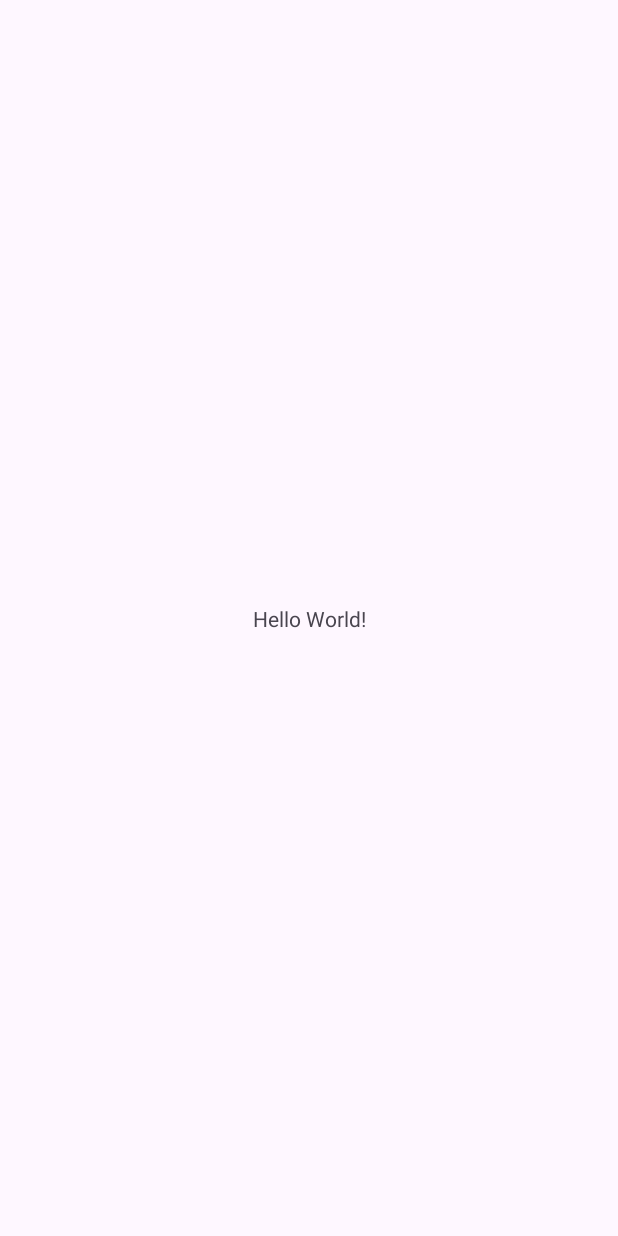
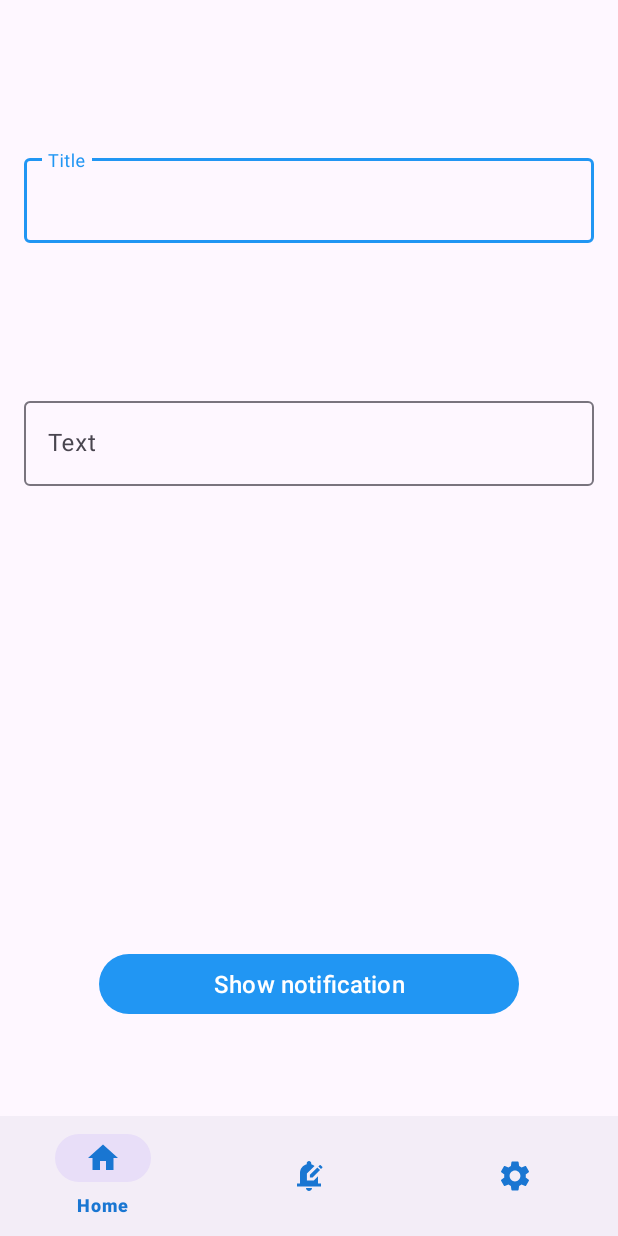
Before and after one commit to EgorCharntsev/Android, an Android app: the screen it shows after launch (MainActivity), on a phone screen of 412 x 824 dp. Before the commit the screen is almost empty. Run offline under Robolectric (Android 15) with nearby library versions, the light colour scheme and no system bars; our stand-ins replace navigation-ui.

Commit message:
add bnv and all fragments

```diff
--- a/app/src/main/java/com/itis/homework/MainActivity.kt
+++ b/app/src/main/java/com/itis/homework/MainActivity.kt
@@ -2,10 +2,57 @@ package com.itis.homework
 
 import androidx.appcompat.app.AppCompatActivity
 import android.os.Bundle
+import androidx.fragment.app.Fragment
+import androidx.navigation.fragment.NavHostFragment
+import androidx.navigation.ui.NavigationUI
+import androidx.navigation.ui.setupWithNavController
+import com.google.android.material.bottomnavigation.BottomNavigationView
+import com.itis.homework.databinding.ActivityMainBinding
+import com.itis.homework.ui.CoroutineFragment
+import com.itis.homework.ui.NotificationFragment
+import com.itis.homework.ui.StartFragment
 
 class MainActivity : AppCompatActivity() {
+
+    private val fragmentContainerId: Int = R.id.activity_main_container
+    private var _viewBinding : ActivityMainBinding? = null
+    private val viewBinding : ActivityMainBinding get() = _viewBinding!!
+
+    private fun goToScreen(
+        fragment : Fragment,
+        fragmentKey : String,
+    ) {
+        supportFragmentManager.beginTransaction()
+            .replace(
+                fragmentContainerId,
+                fragment,
+                fragmentKey,
+        ).commit()
+    }
+
     override fun onCreate(savedInstanceState: Bundle?) {
         super.onCreate(savedInstanceState)
-        setContentView(R.layout.activity_main)
+        _viewBinding = ActivityMainBinding.inflate(layoutInflater)
+        val newBinding = viewBinding.root
+        setContentView(newBinding)
+
+        initBottomNavigationView()
+
     }
+
+    private fun initBottomNavigationView() {
+        var controller = (supportFragmentManager.findFragmentById(R.id.activity_main_container) as NavHostFragment)
+            .navController
+
+        findViewById<BottomNavigationView>(R.id.bnv_main).apply {
+            setupWithNavController(controller)
+        }
+
+        _viewBinding?.bnvMain?.setOnItemSelectedListener { item ->
+            NavigationUI.onNavDestinationSelected(item, controller)
+            return@setOnItemSelectedListener true
+        }
+    }
+
+
 }
--- /dev/null
+++ b/app/src/main/java/com/itis/homework/ui/StartFragment.kt
@@ -0,0 +1,49 @@
+package com.itis.homework.ui
+
+import android.app.NotificationManager
+import android.app.NotificationChannel
+import android.content.Context
+import android.os.Bundle
+import android.view.LayoutInflater
+import android.view.View
+import android.view.ViewGroup
+import androidx.core.app.NotificationCompat
+import androidx.fragment.app.Fragment
+import com.itis.homework.R
+import com.itis.homework.databinding.FragmentStartBinding
+
+class StartFragment : Fragment(R.layout.fragment_start) {
+
+    private var _viewBinding : FragmentStartBinding? = null
+    private val viewBinding : FragmentStartBinding get() = _viewBinding!!
+
+    override fun onCreateView(
+        inflater: LayoutInflater,
+        container: ViewGroup?,
+        savedInstanceState: Bundle?
+    ): View? {
+        _viewBinding = FragmentStartBinding.inflate(inflater)
+        return viewBinding.root
+    }
+
+    override fun onViewCreated(view: View, savedInstanceState: Bundle?) {
+//        val builder : NotificationCompat.Builder =
+//            NotificationCompat.Builder(this)
+//                .setContentTitle("Test notification")
+//                .setContentText("Test text")
+//
+//        val notificationManager : NotificationManager =
+//            getSystemService(Context.NOTIFICATION_SERVICE) as NotificationManager
+        super.onViewCreated(view, savedInstanceState)
+    }
+
+    override fun onDestroyView() {
+        super.onDestroyView()
+        _viewBinding = null
+    }
+
+    companion object {
+        val START_FRAGMENT_KEY = "START_FRAGMENT_KEY"
+        fun newInstance() = StartFragment()
+    }
+}
--- /dev/null
+++ b/app/src/main/java/com/itis/homework/util/ParamsKey.kt
@@ -0,0 +1,4 @@
+package com.itis.homework.util
+
+object ParamsKey {
+}
--- /dev/null
+++ b/app/src/main/res/drawable/baseline_edit_notifications_24.xml
@@ -0,0 +1,5 @@
+<vector android:height="24dp" android:tint="#000000"
+    android:viewportHeight="24" android:viewportWidth="24"
+    android:width="24dp" xmlns:android="http://schemas.android.com/apk/res/android">
+    <path android:fillColor="@android:color/white" android:pathData="M17.58,6.25l1.77,1.77L14.37,13H12.6v-1.77L17.58,6.25zM20.85,5.81l-1.06,-1.06c-0.2,-0.2 -0.51,-0.2 -0.71,0l-0.85,0.85l1.77,1.77l0.85,-0.85C21.05,6.32 21.05,6 20.85,5.81zM18,12.2V17h2v2H4v-2h2v-7c0,-2.79 1.91,-5.14 4.5,-5.8V3.5C10.5,2.67 11.17,2 12,2s1.5,0.67 1.5,1.5v0.7c0.82,0.21 1.57,0.59 2.21,1.09L10.6,10.4V15h4.6L18,12.2zM10,20h4c0,1.1 -0.9,2 -2,2S10,21.1 10,20z"/>
+</vector>
--- /dev/null
+++ b/app/src/main/res/drawable/baseline_home_24.xml
@@ -0,0 +1,5 @@
+<vector android:height="24dp" android:tint="#000000"
+    android:viewportHeight="24" android:viewportWidth="24"
+    android:width="24dp" xmlns:android="http://schemas.android.com/apk/res/android">
+    <path android:fillColor="@android:color/white" android:pathData="M10,20v-6h4v6h5v-8h3L12,3 2,12h3v8z"/>
+</vector>
--- /dev/null
+++ b/app/src/main/res/drawable/baseline_settings_24.xml
@@ -0,0 +1,5 @@
+<vector android:height="24dp" android:tint="#000000"
+    android:viewportHeight="24" android:viewportWidth="24"
+    android:width="24dp" xmlns:android="http://schemas.android.com/apk/res/android">
+    <path android:fillColor="@android:color/white" android:pathData="M19.14,12.94c0.04,-0.3 0.06,-0.61 0.06,-0.94c0,-0.32 -0.02,-0.64 -0.07,-0.94l2.03,-1.58c0.18,-0.14 0.23,-0.41 0.12,-0.61l-1.92,-3.32c-0.12,-0.22 -0.37,-0.29 -0.59,-0.22l-2.39,0.96c-0.5,-0.38 -1.03,-0.7 -1.62,-0.94L14.4,2.81c-0.04,-0.24 -0.24,-0.41 -0.48,-0.41h-3.84c-0.24,0 -0.43,0.17 -0.47,0.41L9.25,5.35C8.66,5.59 8.12,5.92 7.63,6.29L5.24,5.33c-0.22,-0.08 -0.47,0 -0.59,0.22L2.74,8.87C2.62,9.08 2.66,9.34 2.86,9.48l2.03,1.58C4.84,11.36 4.8,11.69 4.8,12s0.02,0.64 0.07,0.94l-2.03,1.58c-0.18,0.14 -0.23,0.41 -0.12,0.61l1.92,3.32c0.12,0.22 0.37,0.29 0.59,0.22l2.39,-0.96c0.5,0.38 1.03,0.7 1.62,0.94l0.36,2.54c0.05,0.24 0.24,0.41 0.48,0.41h3.84c0.24,0 0.44,-0.17 0.47,-0.41l0.36,-2.54c0.59,-0.24 1.13,-0.56 1.62,-0.94l2.39,0.96c0.22,0.08 0.47,0 0.59,-0.22l1.92,-3.32c0.12,-0.22 0.07,-0.47 -0.12,-0.61L19.14,12.94zM12,15.6c-1.98,0 -3.6,-1.62 -3.6,-3.6s1.62,-3.6 3.6,-3.6s3.6,1.62 3.6,3.6S13.98,15.6 12,15.6z"/>
+</vector>
--- a/app/src/main/res/layout/activity_main.xml
+++ b/app/src/main/res/layout/activity_main.xml
@@ -6,13 +6,24 @@
     android:layout_height="match_parent"
     tools:context=".MainActivity">
 
-    <TextView
-        android:layout_width="wrap_content"
+    <androidx.fragment.app.FragmentContainerView
+        android:id="@+id/activity_main_container"
+        android:layout_width="match_parent"
+        android:layout_height="0dp"
+        android:name="androidx.navigation.fragment.NavHostFragment"
+        app:layout_constraintTop_toTopOf="parent"
+        app:layout_constraintBottom_toTopOf="@+id/bnv_main"
+        app:navGraph="@navigation/navigation_graph"
+        app:defaultNavHost="true"/>
+
+    <com.google.android.material.bottomnavigation.BottomNavigationView
+        android:id="@+id/bnv_main"
+        android:layout_width="match_parent"
         android:layout_height="wrap_content"
-        android:text="Hello World!"
-        app:layout_constraintBottom_toBottomOf="parent"
-        app:layout_constraintEnd_toEndOf="parent"
-        app:layout_constraintStart_toStartOf="parent"
-        app:layout_constraintTop_toTopOf="parent" />
+        app:labelVisibilityMode="selected"
+        app:itemIconTint="@color/dark_primary_color"
+        app:itemTextColor="@color/dark_primary_color"
+        app:menu="@menu/bottom_menu"
+        app:layout_constraintBottom_toBottomOf="parent"/>
 
 </androidx.constraintlayout.widget.ConstraintLayout>
--- /dev/null
+++ b/app/src/main/res/layout/fragment_start.xml
@@ -0,0 +1,55 @@
+<?xml version="1.0" encoding="utf-8"?>
+<androidx.constraintlayout.widget.ConstraintLayout xmlns:android="http://schemas.android.com/apk/res/android"
+    android:layout_width="match_parent"
+    android:layout_height="match_parent"
+    xmlns:app="http://schemas.android.com/apk/res-auto">
+
+
+    <com.google.android.material.textfield.TextInputLayout
+        android:id="@+id/til_title"
+        android:layout_width="match_parent"
+        android:layout_height="wrap_content"
+        android:layout_marginTop="100dp"
+        android:layout_marginHorizontal="16dp"
+        app:layout_constraintTop_toTopOf="parent"
+        app:layout_constraintStart_toStartOf="parent"
+        app:layout_constraintEnd_toEndOf="parent">
+
+        <com.google.android.material.textfield.TextInputEditText
+            android:id="@+id/et_title"
+            android:hint="@string/str_title"
+            android:layout_width="match_parent"
+            android:layout_height="wrap_content" />
+
+    </com.google.android.material.textfield.TextInputLayout>
+
+    <com.google.android.material.textfield.TextInputLayout
+        android:id="@+id/til_text"
+        android:layout_width="match_parent"
+        android:layout_height="wrap_content"
+        android:layout_marginTop="100dp"
+        android:layout_marginHorizontal="16dp"
+        app:layout_constraintTop_toBottomOf="@id/til_title"
+        app:layout_constraintStart_toStartOf="parent"
+        app:layout_constraintEnd_toEndOf="parent">
+
+        <com.google.android.material.textfield.TextInputEditText
+            android:id="@+id/et_text"
+            android:hint="@string/str_text"
+            android:layout_width="match_parent"
+            android:layout_height="wrap_content" />
+
+    </com.google.android.material.textfield.TextInputLayout>
+
+    <Button
+        android:id="@+id/btn_start"
+        android:layout_width="280dp"
+        android:layout_height="wrap_content"
+        android:layout_marginBottom="64dp"
+        android:text="@string/str_show_notification"
+        android:textSize="16sp"
+        app:layout_constraintStart_toStartOf="parent"
+        app:layout_constraintEnd_toEndOf="parent"
+        app:layout_constraintBottom_toBottomOf="parent"/>
+
+</androidx.constraintlayout.widget.ConstraintLayout>
--- /dev/null
+++ b/app/src/main/res/menu/bottom_menu.xml
@@ -0,0 +1,19 @@
+<?xml version="1.0" encoding="utf-8"?>
+<menu xmlns:android="http://schemas.android.com/apk/res/android">
+
+    <item
+        android:id="@+id/startFragment"
+        android:icon="@drawable/baseline_home_24"
+        android:title="@string/str_start_page"/>
+
+    <item
+        android:id="@+id/notificationFragment"
+        android:icon="@drawable/baseline_edit_notifications_24"
+        android:title="@string/str_notification_settings"/>
+
+    <item
+        android:id="@+id/coroutineFragment"
+        android:icon="@drawable/baseline_settings_24"
+        android:title="@string/str_coroutines_settings"/>
+
+</menu>
--- /dev/null
+++ b/app/src/main/res/navigation/navigation_graph.xml
@@ -0,0 +1,30 @@
+<?xml version="1.0" encoding="utf-8"?>
+<navigation xmlns:android="http://schemas.android.com/apk/res/android"
+    xmlns:app="http://schemas.android.com/apk/res-auto"
+    xmlns:tools="http://schemas.android.com/tools"
+    android:id="@+id/navigation_graph"
+    app:startDestination="@id/startFragment">
+
+    <fragment
+        android:id="@+id/startFragment"
+        android:name="com.itis.homework.ui.StartFragment"
+        android:label="StartFragment"
+        tools:layout="@layout/fragment_start"/>
+
+    <fragment
+        android:id="@+id/notificationFragment"
+        android:name="com.itis.homework.ui.NotificationFragment"
+        android:label="NotificationFragment"
+        tools:layout="@layout/fragment_notification"/>
+
+    <fragment
+        android:id="@+id/coroutineFragment"
+        android:name="com.itis.homework.ui.CoroutineFragment"
+        android:label="CoroutineFragment"
+        tools:layout="@layout/fragment_coroutine"/>
+
+
+
+
+
+</navigation>
--- a/app/src/main/res/values/colors.xml
+++ b/app/src/main/res/values/colors.xml
@@ -2,4 +2,11 @@
 <resources>
     <color name="black">#FF000000</color>
     <color name="white">#FFFFFFFF</color>
+    <color name="primary_color">#2196F3</color>
+    <color name="dark_primary_color">#1976D2</color>
+    <color name="accent_color">#03A9F4</color>
+    <color name="light_primary_color">#BBDEFB</color>
+    <color name="primary_text">#212121</color>
+    <color name="secondary_text">#757575</color>
+    <color name="divider_color">#BDBDBD</color>
 </resources>
--- a/app/src/main/res/values/strings.xml
+++ b/app/src/main/res/values/strings.xml
@@ -1,3 +1,9 @@
 <resources>
     <string name="app_name">HomeWork</string>
+    <string name="str_title">Title</string>
+    <string name="str_show_notification">Show notification</string>
+    <string name="str_text">Text</string>
+    <string name="str_start_page">Home</string>
+    <string name="str_notification_settings">Notifications</string>
+    <string name="str_coroutines_settings">Coroutines</string>
 </resources>
--- a/app/src/main/res/values/themes.xml
+++ b/app/src/main/res/values/themes.xml
@@ -3,6 +3,9 @@
     <style name="Base.Theme.HomeWork" parent="Theme.Material3.DayNight.NoActionBar">
         <!-- Customize your light theme here. -->
         <!-- <item name="colorPrimary">@color/my_light_primary</item> -->
+        <item name="colorPrimary">@color/primary_color</item>
+        <item name="colorAccent">@color/accent_color</item>
+        <item name="colorPrimaryDark">@color/dark_primary_color</item>
     </style>
 
     <style name="Theme.HomeWork" parent="Base.Theme.HomeWork" />
```
Also changed, not shown: app/build.gradle (+8 -0 lines), app/src/main/java/com/itis/homework/ui/CoroutineFragment.kt (added, +31 -0 lines), app/src/main/java/com/itis/homework/ui/NotificationFragment.kt (added, +31 -0 lines), app/src/main/res/layout/fragment_coroutine.xml (added, +17 -0 lines), app/src/main/res/layout/fragment_notification.xml (added, +17 -0 lines).
